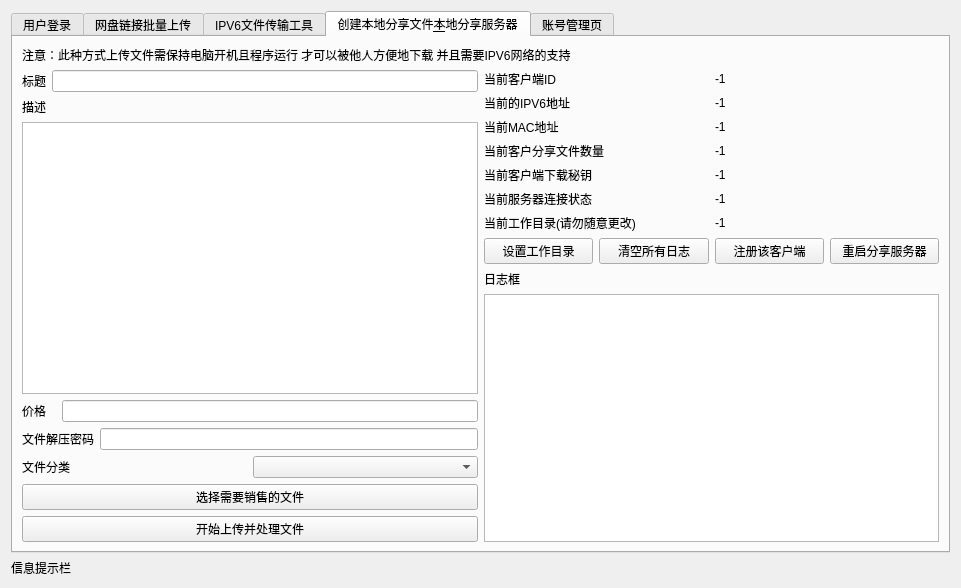
Qt form client.ui (Firesuiry/jdmm-client) before a commit.
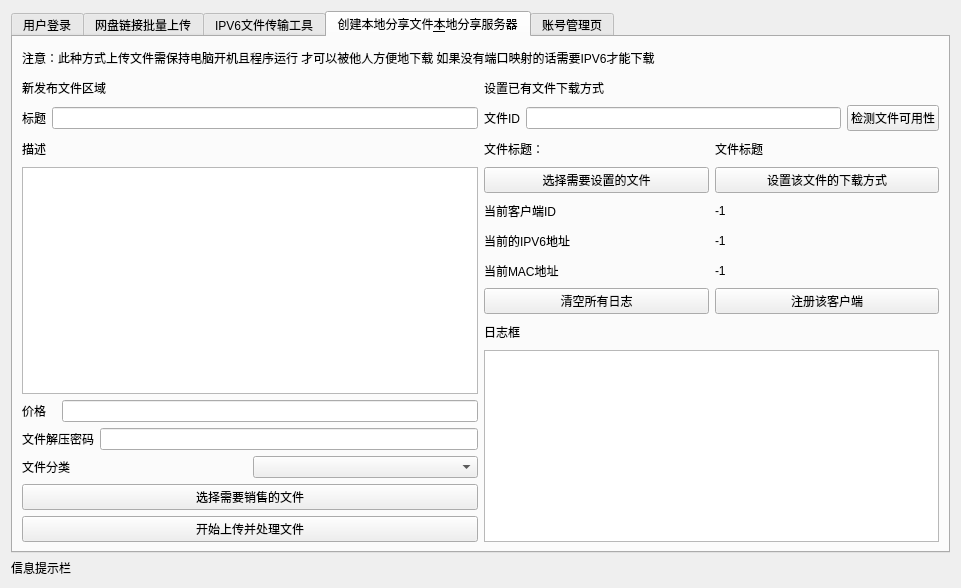
The same form after that commit. The open tabs and pages were chosen to show the change.

Patch:
```diff
--- a/client.ui
+++ b/client.ui
@@ -24,7 +24,7 @@
    <item row="1" column="0">
     <widget class="QTabWidget" name="mainTab">
      <property name="currentIndex">
-      <number>4</number>
+      <number>3</number>
      </property>
      <widget class="QWidget" name="loginTab">
       <attribute name="title">
@@ -368,13 +368,28 @@
        <item row="0" column="0" colspan="2">
         <widget class="QLabel" name="label_12">
          <property name="text">
-          <string>注意：此种方式上传文件需保持电脑开机且程序运行 才可以被他人方便地下载 并且需要IPV6网络的支持</string>
+          <string>注意：此种方式上传文件需保持电脑开机且程序运行 才可以被他人方便地下载 如果没有端口映射的话需要IPV6才能下载</string>
          </property>
         </widget>
        </item>
-       <item row="1" column="0" rowspan="10">
-        <layout class="QVBoxLayout" name="verticalLayout_3">
-         <item>
+       <item row="1" column="0">
+        <widget class="QLabel" name="label_20">
+         <property name="text">
+          <string>新发布文件区域</string>
+         </property>
+        </widget>
+       </item>
+       <item row="1" column="1">
+        <widget class="QLabel" name="label_23">
+         <property name="text">
+          <string>设置已有文件下载方式</string>
+         </property>
+         <property name="scaledContents">
+          <bool>false</bool>
+         </property>
+        </widget>
+       </item>
+       <item row="2" column="0">
           <layout class="QHBoxLayout" name="horizontalLayout">
            <item>
             <widget class="QLabel" name="label_14">
@@ -392,83 +407,82 @@
            </item>
           </layout>
          </item>
+       <item row="2" column="1">
+        <layout class="QHBoxLayout" name="horizontalLayout_6">
          <item>
+          <layout class="QHBoxLayout" name="horizontalLayout_7">
+           <item>
+            <widget class="QLabel" name="label_22">
+             <property name="text">
+              <string>文件ID</string>
+             </property>
+            </widget>
+           </item>
+           <item>
+            <widget class="QLineEdit" name="file_id_input">
+             <property name="text">
+              <string/>
+             </property>
+            </widget>
+           </item>
+          </layout>
+         </item>
+         <item>
+          <widget class="QPushButton" name="check_file_btn">
+           <property name="text">
+            <string>检测文件可用性</string>
+           </property>
+          </widget>
+         </item>
+        </layout>
+       </item>
+       <item row="3" column="0">
           <widget class="QLabel" name="label_15">
            <property name="text">
             <string>描述</string>
            </property>
           </widget>
          </item>
+       <item row="3" column="1">
+        <layout class="QHBoxLayout" name="horizontalLayout_10">
          <item>
+          <widget class="QLabel" name="label_24">
+           <property name="text">
+            <string>文件标题：</string>
+           </property>
+          </widget>
+         </item>
+         <item>
+          <widget class="QLabel" name="file_title_label">
+           <property name="text">
+            <string>文件标题</string>
+           </property>
+          </widget>
+         </item>
+        </layout>
+       </item>
+       <item row="4" column="0" rowspan="7">
           <widget class="QPlainTextEdit" name="client_des_input"/>
          </item>
+       <item row="4" column="1">
+        <layout class="QHBoxLayout" name="horizontalLayout_8">
          <item>
-          <layout class="QHBoxLayout" name="horizontalLayout_2">
-           <item>
-            <widget class="QLabel" name="label_17">
+          <widget class="QPushButton" name="client_choose_files_btn_2">
              <property name="text">
-              <string>价格   </string>
+            <string>选择需要设置的文件</string>
              </property>
             </widget>
            </item>
            <item>
-            <widget class="QLineEdit" name="client_money_input">
+          <widget class="QPushButton" name="set_file_download_btn">
              <property name="text">
-              <string/>
+            <string>设置该文件的下载方式</string>
              </property>
             </widget>
            </item>
           </layout>
          </item>
-         <item>
-          <layout class="QHBoxLayout" name="horizontalLayout_3">
-           <item>
-            <widget class="QLabel" name="label_18">
-             <property name="text">
-              <string>文件解压密码</string>
-             </property>
-            </widget>
-           </item>
-           <item>
-            <widget class="QLineEdit" name="client_unpress_pwd_input">
-             <property name="text">
-              <string/>
-             </property>
-            </widget>
-           </item>
-          </layout>
-         </item>
-         <item>
-          <layout class="QHBoxLayout" name="horizontalLayout_4">
-           <item>
-            <widget class="QLabel" name="label_16">
-             <property name="text">
-              <string>文件分类</string>
-             </property>
-            </widget>
-           </item>
-           <item>
-            <widget class="QComboBox" name="client_cate_cb"/>
-           </item>
-          </layout>
-         </item>
-         <item>
-          <widget class="QPushButton" name="client_choose_files_btn">
-           <property name="text">
-            <string>选择需要销售的文件</string>
-           </property>
-          </widget>
-         </item>
-         <item>
-          <widget class="QPushButton" name="client_upload_btn">
-           <property name="text">
-            <string>开始上传并处理文件</string>
-           </property>
-          </widget>
-         </item>
-        </layout>
-       </item>
-       <item row="1" column="1">
+       <item row="5" column="1">
         <layout class="QHBoxLayout" name="horizontalLayout_5">
          <item>
           <widget class="QLabel" name="label_19">
@@ -486,8 +500,8 @@
          </item>
         </layout>
        </item>
-       <item row="2" column="1">
-        <layout class="QHBoxLayout" name="horizontalLayout_6">
+       <item row="6" column="1">
+        <layout class="QHBoxLayout" name="horizontalLayout_9">
          <item>
           <widget class="QLabel" name="label_21">
            <property name="text">
@@ -504,7 +518,7 @@
          </item>
         </layout>
        </item>
-       <item row="3" column="1">
+       <item row="7" column="1">
         <layout class="QHBoxLayout" name="horizontalLayout_12">
          <item>
           <widget class="QLabel" name="label_32">
@@ -522,87 +536,8 @@
          </item>
         </layout>
        </item>
-       <item row="4" column="1">
-        <layout class="QHBoxLayout" name="horizontalLayout_7">
-         <item>
-          <widget class="QLabel" name="label_23">
-           <property name="text">
-            <string>当前客户分享文件数量</string>
-           </property>
-          </widget>
-         </item>
-         <item>
-          <widget class="QLabel" name="client_file_num_label">
-           <property name="text">
-            <string>-1</string>
-           </property>
-          </widget>
-         </item>
-        </layout>
-       </item>
-       <item row="5" column="1">
-        <layout class="QHBoxLayout" name="horizontalLayout_8">
-         <item>
-          <widget class="QLabel" name="label_25">
-           <property name="text">
-            <string>当前客户端下载秘钥</string>
-           </property>
-          </widget>
-         </item>
-         <item>
-          <widget class="QLabel" name="client_secret_label">
-           <property name="text">
-            <string>-1</string>
-           </property>
-          </widget>
-         </item>
-        </layout>
-       </item>
-       <item row="6" column="1">
-        <layout class="QHBoxLayout" name="horizontalLayout_9">
-         <item>
-          <widget class="QLabel" name="label_27">
-           <property name="text">
-            <string>当前服务器连接状态</string>
-           </property>
-          </widget>
-         </item>
-         <item>
-          <widget class="QLabel" name="client_connect_state_label">
-           <property name="text">
-            <string>-1</string>
-           </property>
-          </widget>
-         </item>
-        </layout>
-       </item>
-       <item row="7" column="1">
-        <layout class="QHBoxLayout" name="horizontalLayout_10">
-         <item>
-          <widget class="QLabel" name="label_29">
-           <property name="text">
-            <string>当前工作目录(请勿随意更改)</string>
-           </property>
-          </widget>
-         </item>
-         <item>
-          <widget class="QLabel" name="client_base_path_label">
-           <property name="text">
-            <string>-1</string>
-           </property>
-          </widget>
-         </item>
-        </layout>
-       </item>
        <item row="8" column="1">
         <layout class="QHBoxLayout" name="horizontalLayout_11">
-         <item>
-          <widget class="QPushButton" name="client_set_base_path_btn">
-           <property name="text">
-            <string>设置工作目录</string>
-           </property>
-          </widget>
-         </item>
          <item>
           <widget class="QPushButton" name="client_clear_log_btn">
            <property name="text">
@@ -617,13 +552,6 @@
            </property>
           </widget>
          </item>
-         <item>
-          <widget class="QPushButton" name="client_restart_btn">
-           <property name="text">
-            <string>重启分享服务器</string>
-           </property>
-          </widget>
-         </item>
         </layout>
        </item>
        <item row="9" column="1">
@@ -633,9 +561,73 @@
          </property>
         </widget>
        </item>
-       <item row="10" column="1">
+       <item row="10" column="1" rowspan="6">
         <widget class="QTextBrowser" name="client_log_text"/>
        </item>
+       <item row="11" column="0">
+        <layout class="QHBoxLayout" name="horizontalLayout_2">
+         <item>
+          <widget class="QLabel" name="label_17">
+           <property name="text">
+            <string>价格   </string>
+           </property>
+          </widget>
+         </item>
+         <item>
+          <widget class="QLineEdit" name="client_money_input">
+           <property name="text">
+            <string/>
+           </property>
+          </widget>
+         </item>
+        </layout>
+       </item>
+       <item row="12" column="0">
+        <layout class="QHBoxLayout" name="horizontalLayout_3">
+         <item>
+          <widget class="QLabel" name="label_18">
+           <property name="text">
+            <string>文件解压密码</string>
+           </property>
+          </widget>
+         </item>
+         <item>
+          <widget class="QLineEdit" name="client_unpress_pwd_input">
+           <property name="text">
+            <string/>
+           </property>
+          </widget>
+         </item>
+        </layout>
+       </item>
+       <item row="13" column="0">
+        <layout class="QHBoxLayout" name="horizontalLayout_4">
+         <item>
+          <widget class="QLabel" name="label_16">
+           <property name="text">
+            <string>文件分类</string>
+           </property>
+          </widget>
+         </item>
+         <item>
+          <widget class="QComboBox" name="client_cate_cb"/>
+         </item>
+        </layout>
+       </item>
+       <item row="14" column="0">
+        <widget class="QPushButton" name="client_choose_files_btn">
+         <property name="text">
+          <string>选择需要销售的文件</string>
+         </property>
+        </widget>
+       </item>
+       <item row="15" column="0">
+        <widget class="QPushButton" name="client_upload_btn">
+         <property name="text">
+          <string>开始上传并处理文件</string>
+         </property>
+        </widget>
+       </item>
       </layout>
      </widget>
      <widget class="QWidget" name="accountInfoTab">
@@ -655,7 +647,7 @@
         <string>导出当前所有文件的xls信息</string>
        </property>
       </widget>
-      <widget class="QWidget" name="">
+      <widget class="QWidget" name="layoutWidget">
        <property name="geometry">
         <rect>
          <x>5</x>
```
Lines whose indentation alone changed are shown as unchanged.
